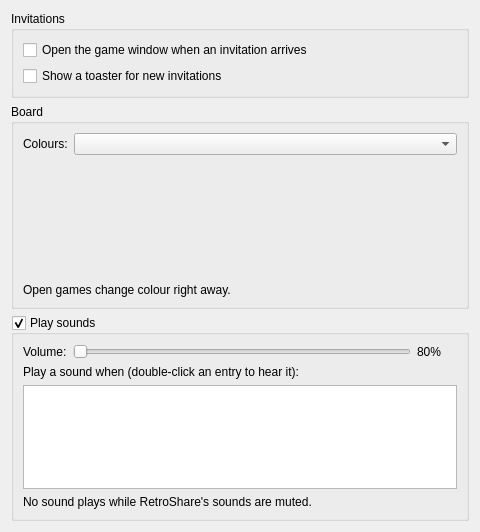
First picture: the form in gui/BackgammonSettingsPage.ui, repository defnax/backgammon, before the edit.
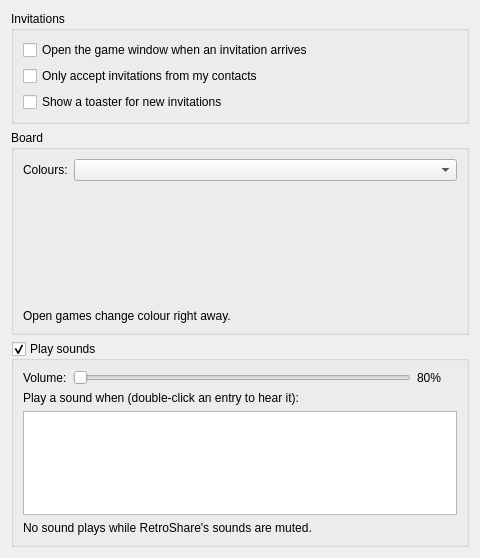
Second picture: the form after the edit.

Commit message: Move "Only accept invitations from my contacts" to the settings page

```diff
--- a/gui/BackgammonSettingsPage.ui
+++ b/gui/BackgammonSettingsPage.ui
@@ -27,6 +27,16 @@
         </property>
        </widget>
       </item>
+      <item>
+       <widget class="QCheckBox" name="contactsOnlyCheck">
+        <property name="text">
+         <string>Only accept invitations from my contacts</string>
+        </property>
+        <property name="toolTip">
+         <string>Invitations from identities that are not in your contacts are ignored. Banned identities are always ignored.</string>
+        </property>
+       </widget>
+      </item>
       <item>
        <widget class="QCheckBox" name="toasterCheck">
         <property name="text">
```
The commit also changes 5 other files.
